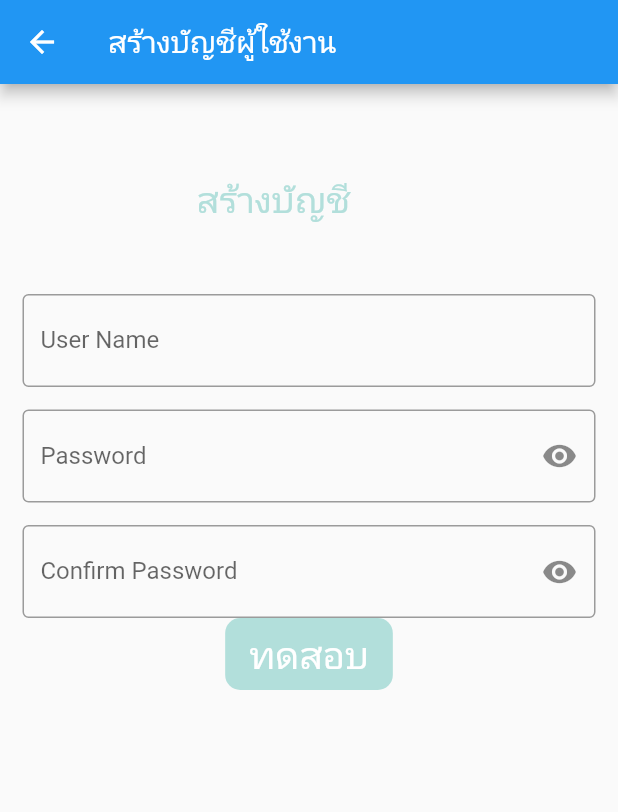
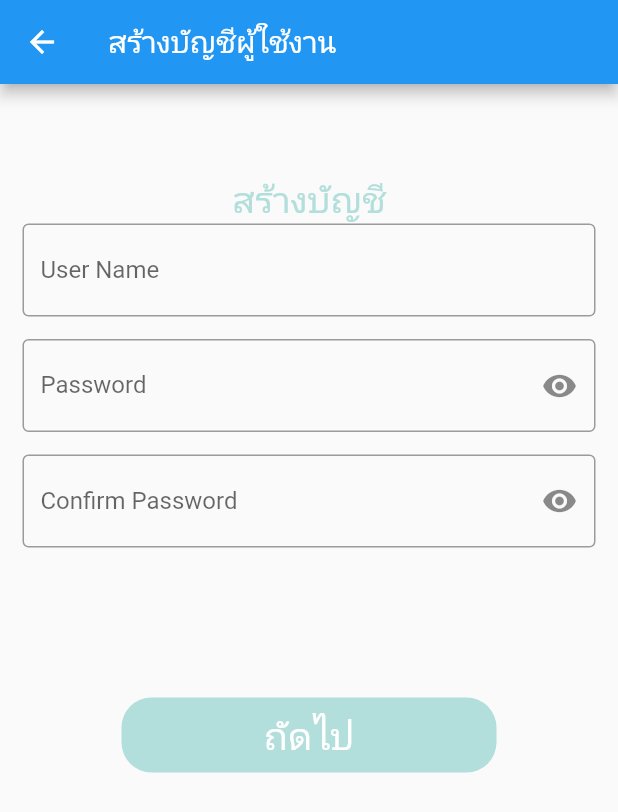
Before and after one commit to Atpolink/To-do-list-App, a Flutter app: the apply screen opened directly, on a phone screen of 412 x 824 dp. Shown: the top 812 px of the screen. Run offline on Flutter 3.47's test engine with Material 2 defaults, Android fonts, the phone set to English and light mode, and no system bars.

Commit message:
แก้ ปุ่ม

```diff
--- a/project/lib/apply.dart
+++ b/project/lib/apply.dart
@@ -1,5 +1,6 @@
 import 'package:flutter/material.dart';
 import 'package:logindemo/database.dart';
+import 'birthday.dart';
 
 class apply extends StatefulWidget {
   @override
@@ -10,6 +11,7 @@ class _applyState extends State<apply> {
   @override
   final formKey = GlobalKey<FormState>();
   bool statusRedEye = true;
+  bool statusRedEye1 = true;
   Widget build(BuildContext context) {
     return Scaffold(
         appBar: AppBar(
@@ -21,11 +23,13 @@ class _applyState extends State<apply> {
             padding: const EdgeInsets.only(top: 60.0),
             child: Center(
               child: Container(
-                height: 80,
-                width: 150,
-                child: Text(
-                  'สร้างบัญชี',
-                  style: TextStyle(color: Colors.teal[100], fontSize: 24),
+                //height: 80,
+                //width: 150,
+                child: Center(
+                  child: Text(
+                    'สร้างบัญชี',
+                    style: TextStyle(color: Colors.teal[100], fontSize: 24),
+                  ),
                 ),
               ),
             ),
@@ -69,16 +73,16 @@ class _applyState extends State<apply> {
                 left: 15.0, right: 15.0, top: 15, bottom: 0),
             //padding: EdgeInsets.symmetric(horizontal: 15),
             child: TextField(
-              obscureText: statusRedEye,
+              obscureText: statusRedEye1,
               decoration: InputDecoration(
                   suffixIcon: IconButton(
                       onPressed: () {
                         setState(() {
-                          statusRedEye = !statusRedEye;
+                          statusRedEye1 = !statusRedEye1;
                         });
-                        print('statusRedeye = $statusRedEye');
+                        print('statusRedeye = $statusRedEye1');
                       },
-                      icon: statusRedEye
+                      icon: statusRedEye1
                           ? Icon(Icons.remove_red_eye)
                           : Icon(Icons.remove_red_eye_outlined)),
                   border: OutlineInputBorder(),
@@ -86,16 +90,22 @@ class _applyState extends State<apply> {
                   hintText: 'ยืนยันการใส่รหัสผ่านอีกครั้ง'),
             ),
           ),
+          SizedBox(
+            height: 100,
+          ),
           Container(
+              height: 50,
+              width: 250,
               decoration: BoxDecoration(
                   color: Colors.teal[100],
-                  borderRadius: BorderRadius.circular(10)),
+                  borderRadius: BorderRadius.circular(20)),
               child: FlatButton(
                   onPressed: () {
-                    Navigator.pop(context);
+                    Navigator.push(
+                        context, MaterialPageRoute(builder: (_) => birthday()));
                   },
                   child: Text(
-                    'ทดสอบ',
+                    'ถัดไป',
                     style: TextStyle(color: Colors.white, fontSize: 25),
                   )))
         ])));
```
